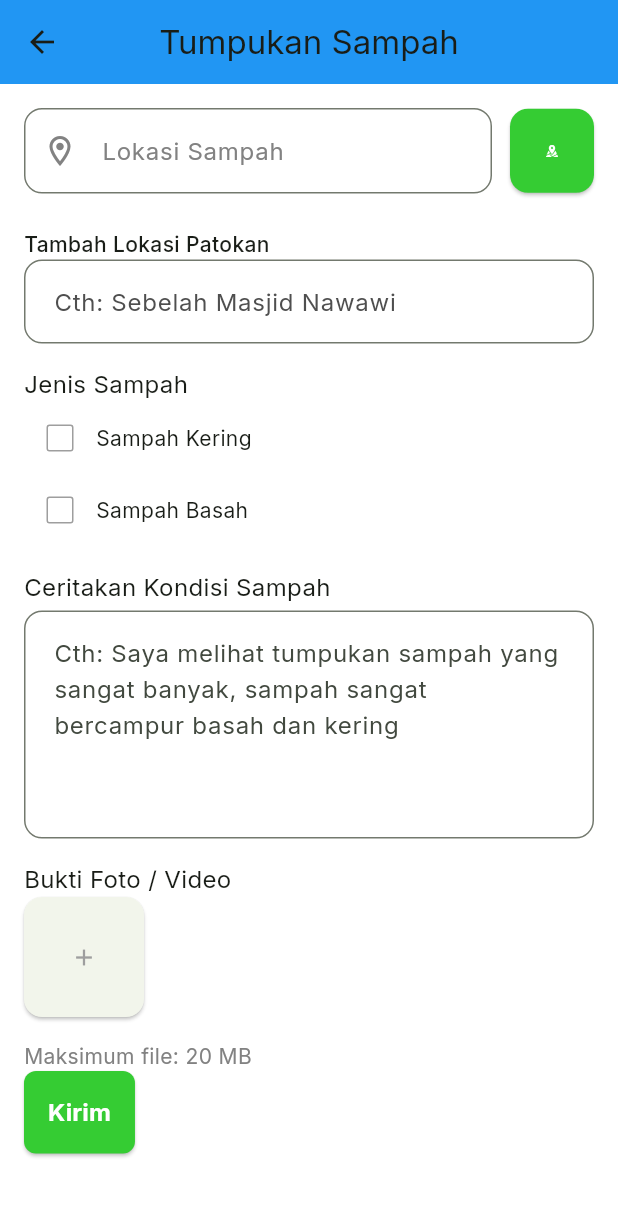
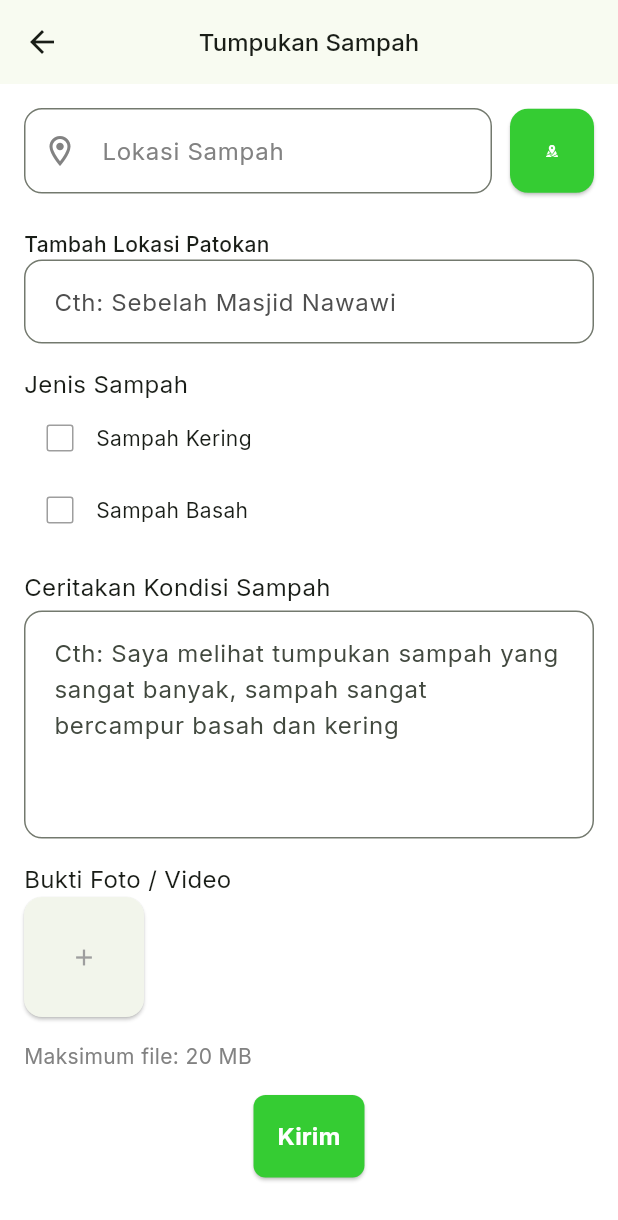
Before and after one commit to RecyThing/RecyThing-Mobile, a Flutter app: the ReportRubbishScreen screen opened by its route, on a phone screen of 412 x 824 dp. Shown: the top 1220 px of the screen. Run offline on Flutter 3.47's test engine with Material 2 defaults, Android fonts, the light colour scheme and no system bars; our stand-ins replace carousel_slider, dots_indicator, easy_stepper, flutter_svg, google_fonts, iconly and 3 more; missing offline and left inert: avatar_stack, dashed_line; network calls fail; project files that could hold a hidden picture were left out.

Commit message:
report rubbish

```diff
--- a/recything_mobile/lib/screens/dashboard.dart
+++ b/recything_mobile/lib/screens/dashboard.dart
@@ -18,7 +18,7 @@ class _DasboardState extends State<Dasboard> {
   List bodyScreen = [
     const HomeScreen(),
     const ArticleDashboardPage(),
-    const ChooseReport(),
+    const ChooseReportScreen(),
     const MissionsScreen(),
     const KomunitasScreen(),
   ];
--- a/recything_mobile/lib/screens/report/report_rubbish_screen.dart
+++ b/recything_mobile/lib/screens/report/report_rubbish_screen.dart
@@ -36,11 +36,16 @@ class _ReportRubbishScreenState extends State<ReportRubbishScreen> {
   Widget build(BuildContext context) {
     return Scaffold(
         appBar: AppBar(
-          title: const Text('Tumpukan Sampah'),
+          title: Text(
+            'Tumpukan Sampah',
+            style: TextStyle(
+                fontSize: ThemeFont.heading6Medium.fontSize,
+                fontWeight: FontWeight.w500),
+          ),
           centerTitle: true,
-          backgroundColor: Colors.blue,
         ),
-        body: Padding(
+        body: SingleChildScrollView(
+          child: Padding(
             padding: const EdgeInsets.all(16),
             child: Column(
               crossAxisAlignment: CrossAxisAlignment.start,
@@ -172,6 +177,8 @@ class _ReportRubbishScreenState extends State<ReportRubbishScreen> {
                           padding: const EdgeInsets.symmetric(vertical: 8),
                           child: Image.file(
                             File(image.path),
+                            width: 80,
+                            height: 80,
                           ),
                         )
                     ],
@@ -199,7 +206,14 @@ class _ReportRubbishScreenState extends State<ReportRubbishScreen> {
                       fontWeight: ThemeFont.bodySmall.fontWeight,
                       color: Pallete.dark3),
                 ),
-              MainButton(
+                SizedBox(
+                  height: 16,
+                ),
+                Align(
+                  alignment: Alignment.center,
+                  child: Padding(
+                    padding: const EdgeInsets.symmetric(horizontal: 16),
+                    child: MainButton(
                       onPressed: () {},
                       child: Text(
                         "Kirim",
@@ -207,8 +221,11 @@ class _ReportRubbishScreenState extends State<ReportRubbishScreen> {
                             color: Pallete.textMainButton,
                             fontWeight: FontWeight.w700),
                       ),
+                    ),
+                  ),
                 )
               ],
+            ),
           ),
         ));
   }
```
Also changed, not shown: recything_mobile/lib/main.dart (+20 -18 lines), recything_mobile/lib/screens/report/choose_report_screen.dart (+4 -4 lines), recything_mobile/lib/screens/report/report_rubbish_maps_screen.dart (added, +15 -0 lines). Lines whose indentation alone changed are shown as unchanged.
